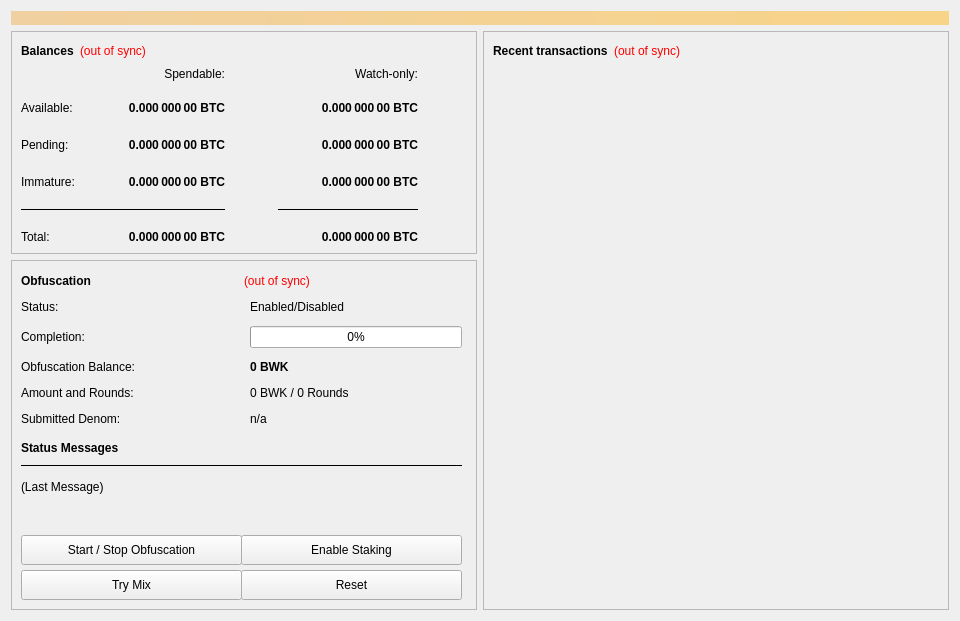
First picture: the form in src/qt/forms/overviewpage.ui, repository bulwark-crypto/Bulwark, before the edit.
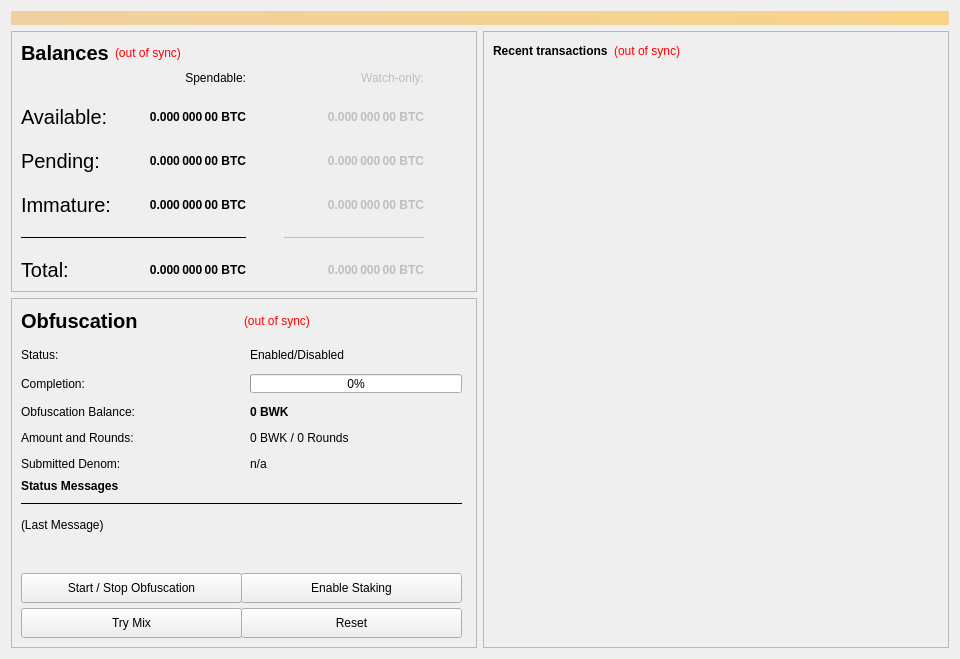
Second picture: the form after the edit.

```diff
--- a/src/qt/forms/overviewpage.ui
+++ b/src/qt/forms/overviewpage.ui
@@ -7,7 +7,7 @@
     <x>0</x>
     <y>0</y>
     <width>960</width>
-    <height>620</height>
+    <height>650</height>
    </rect>
   </property>
   <property name="minimumSize">
@@ -58,8 +58,12 @@
              <widget class="QLabel" name="label_5">
               <property name="font">
                <font>
+                <pointsize>15</pointsize>
                 <weight>75</weight>
+                <italic>false</italic>
                 <bold>true</bold>
+                <underline>false</underline>
+                <stylestrategy>PreferDefault</stylestrategy>
                </font>
               </property>
               <property name="text">
@@ -107,13 +111,18 @@
              <number>0</number>
             </property>
             <property name="horizontalSpacing">
-             <number>53</number>
+             <number>38</number>
             </property>
             <property name="verticalSpacing">
              <number>20</number>
             </property>
             <item row="3" column="0">
              <widget class="QLabel" name="labelImmatureText">
+              <property name="font">
+               <font>
+                <pointsize>15</pointsize>
+               </font>
+              </property>
               <property name="text">
                <string>Immature:</string>
               </property>
@@ -121,6 +130,9 @@
             </item>
             <item row="4" column="2">
              <widget class="Line" name="lineWatchBalance">
+              <property name="enabled">
+               <bool>false</bool>
+              </property>
               <property name="sizePolicy">
                <sizepolicy hsizetype="Preferred" vsizetype="Fixed">
                 <horstretch>0</horstretch>
@@ -149,6 +161,9 @@
             </item>
             <item row="3" column="2">
              <widget class="QLabel" name="labelWatchImmature">
+              <property name="enabled">
+               <bool>false</bool>
+              </property>
               <property name="font">
                <font>
                 <weight>75</weight>
@@ -199,6 +214,9 @@
             </item>
             <item row="2" column="2">
              <widget class="QLabel" name="labelWatchPending">
+              <property name="enabled">
+               <bool>false</bool>
+              </property>
               <property name="font">
                <font>
                 <weight>75</weight>
@@ -224,6 +242,11 @@
             </item>
             <item row="2" column="0">
              <widget class="QLabel" name="labelPendingText">
+              <property name="font">
+               <font>
+                <pointsize>15</pointsize>
+               </font>
+              </property>
               <property name="text">
                <string>Pending:</string>
               </property>
@@ -306,6 +329,11 @@
             </item>
             <item row="5" column="0">
              <widget class="QLabel" name="labelTotalText">
+              <property name="font">
+               <font>
+                <pointsize>15</pointsize>
+               </font>
+              </property>
               <property name="text">
                <string>Total:</string>
               </property>
@@ -313,6 +341,9 @@
             </item>
             <item row="0" column="2">
              <widget class="QLabel" name="labelWatchonly">
+              <property name="enabled">
+               <bool>false</bool>
+              </property>
               <property name="text">
                <string>Watch-only:</string>
               </property>
@@ -323,6 +354,9 @@
             </item>
             <item row="5" column="2">
              <widget class="QLabel" name="labelWatchTotal">
+              <property name="enabled">
+               <bool>false</bool>
+              </property>
               <property name="font">
                <font>
                 <weight>75</weight>
@@ -358,6 +392,11 @@
             </item>
             <item row="1" column="0">
              <widget class="QLabel" name="labelBalanceText">
+              <property name="font">
+               <font>
+                <pointsize>15</pointsize>
+               </font>
+              </property>
               <property name="text">
                <string>Available:</string>
               </property>
@@ -365,6 +404,9 @@
             </item>
             <item row="1" column="2">
              <widget class="QLabel" name="labelWatchAvailable">
+              <property name="enabled">
+               <bool>false</bool>
+              </property>
               <property name="font">
                <font>
                 <weight>75</weight>
@@ -462,9 +504,9 @@
           <property name="geometry">
            <rect>
             <x>10</x>
-            <y>40</y>
+            <y>50</y>
             <width>441</width>
-            <height>131</height>
+            <height>123</height>
            </rect>
           </property>
           <layout class="QFormLayout" name="formLayout">
@@ -517,6 +559,9 @@
              <property name="value">
               <number>0</number>
              </property>
+             <property name="alignment">
+              <set>Qt::AlignCenter</set>
+             </property>
              <property name="invertedAppearance">
               <bool>false</bool>
              </property>
@@ -1135,7 +1180,7 @@
             <x>10</x>
             <y>10</y>
             <width>441</width>
-            <height>22</height>
+            <height>26</height>
            </rect>
           </property>
           <layout class="QHBoxLayout" name="horizontalLayout_5">
@@ -1146,6 +1191,7 @@
             <widget class="QLabel" name="label_2">
              <property name="font">
               <font>
+               <pointsize>15</pointsize>
                <weight>75</weight>
                <bold>true</bold>
               </font>
@@ -1157,6 +1203,14 @@
            </item>
            <item>
             <widget class="QLabel" name="labelObfuscationSyncStatus">
+             <property name="font">
+              <font>
+               <weight>50</weight>
+               <bold>false</bold>
+               <underline>false</underline>
+               <strikeout>false</strikeout>
+              </font>
+             </property>
              <property name="toolTip">
               <string>The displayed information may be out of date. Your wallet automatically synchronizes with the Bulwark network after a connection is established, but this process has not completed yet.</string>
              </property>
@@ -1178,7 +1232,7 @@
            <rect>
             <x>10</x>
             <y>180</y>
-            <width>101</width>
+            <width>441</width>
             <height>16</height>
            </rect>
           </property>
```
Left out of the diff: 42 changed lines with no effect on the pictures.
